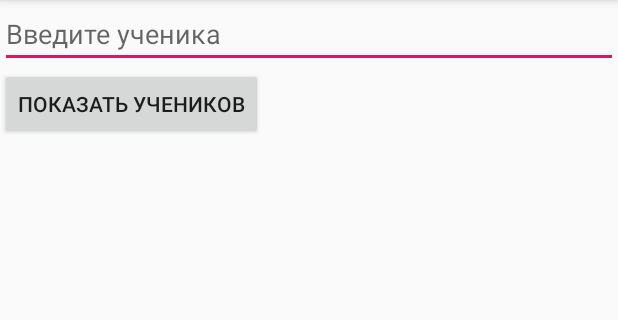
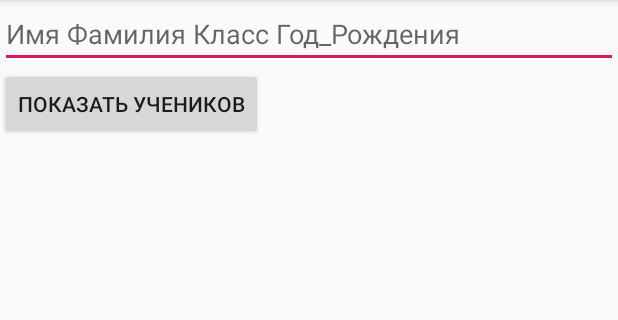
Before and after one commit to Saygun13/school, an Android app: the Task2Activity screen opened directly, with no data from a screen before it, after a tap on "ПОКАЗАТЬ УЧЕНИКОВ", on a phone screen of 412 x 824 dp, the part 84-404 px from its top. Run offline under Robolectric (Android 15) with nearby library versions, the phone set to English and light mode, and no system bars.

Commit message:
part of task2

```diff
--- a/Lesson_1_Saiganov/app/src/main/java/ru/say/lesson1/Task2Activity.java
+++ b/Lesson_1_Saiganov/app/src/main/java/ru/say/lesson1/Task2Activity.java
@@ -7,13 +7,17 @@ import android.view.View;
 import android.widget.Button;
 import android.widget.EditText;
 import android.widget.TextView;
+import android.widget.Toast;
 
 import java.util.HashMap;
+
+//TODO Обработка нажатия кнопки на клавиатуре и перенесение сохранения объекта студента
+//TODO Проверка года рождения на "не цифры". Красивый вывод в текствью. Понятная подсказка инпута
 
 public class Task2Activity extends AppCompatActivity {
 
 
-    public class Student{
+    public class Student {
         Integer id;
         String name;
         String surname;
@@ -31,9 +35,34 @@ public class Task2Activity extends AppCompatActivity {
         Button showStudent = findViewById(R.id.showStudent);
         final TextView studentsList = findViewById(R.id.studentsList);
         final EditText newStudent = findViewById(R.id.newStudent);
+        //Пока реализованно в одной кнопке. С событием клавиатуры пока не разобрался
         showStudent.setOnClickListener(new View.OnClickListener() {
             @Override
             public void onClick(View view) {
+
+                //Создание и сохранения объекта студент
+                Student student = new Student();
+
+                student.id = Math.toIntExact(System.currentTimeMillis() % Integer.MAX_VALUE);
+                String string = newStudent.getText().toString().trim();
+                String[] parts = string.split(" ");
+
+                if (parts.length != 4) {
+                    Toast toast = Toast.makeText(getApplicationContext(), "Введены некорректные данные", Toast.LENGTH_SHORT);
+                    toast.show();
+                } else {
+                    student.name = parts[0];
+                    student.surname = parts[1];
+                    student.grade = parts[2];
+                    student.birthdayYear = Integer.parseInt(parts[3]);
+                    students.put(student.id, student);
+                    newStudent.setText("");
+
+                    studentsList.setText("");
+                    for (Student value : students.values())
+                        studentsList.append(value.name + " " + value.surname + " " + value.grade + " " + value.birthdayYear + "\n");
+
+                }
             }
         });
     }
--- a/Lesson_1_Saiganov/app/src/main/res/layout/activity_task2.xml
+++ b/Lesson_1_Saiganov/app/src/main/res/layout/activity_task2.xml
@@ -8,24 +8,24 @@
     tools:context=".Task2Activity">
 
     <EditText
+        android:id="@+id/newStudent"
         android:layout_width="match_parent"
         android:layout_height="wrap_content"
-        android:maxLength="40"
-        android:id="@+id/newStudent"
-        android:hint="Введите ученика"/>
+        android:hint="Имя Фамилия Класс Год_Рождения"
+        android:maxLength="40" />
 
     <Button
+        android:id="@+id/showStudent"
         android:layout_width="wrap_content"
         android:layout_height="wrap_content"
-        android:id="@+id/showStudent"
-        android:text="Показать учеников"/>
+        android:text="Показать учеников" />
 
     <TextView
+        android:id="@+id/studentsList"
         android:layout_width="wrap_content"
         android:layout_height="wrap_content"
-        android:id="@+id/studentsList"
+        android:paddingLeft="10dp"
         android:paddingTop="10dp"
-        android:paddingLeft="10dp"
-        android:textSize="20dp"/>
+        android:textSize="20dp" />
 
 </LinearLayout>
```
